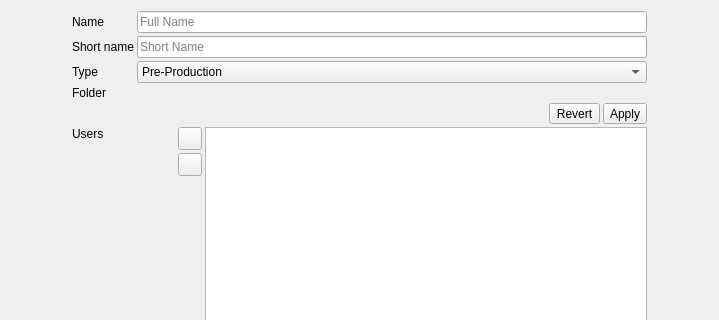
Above: src/stepeditwidget.ui from RxLaboratory/Ramses-Client before the change; both pictures show x 0 to 719 and y 0 to 320 of the 719 by 692 pixel window. Below: the same form after it.
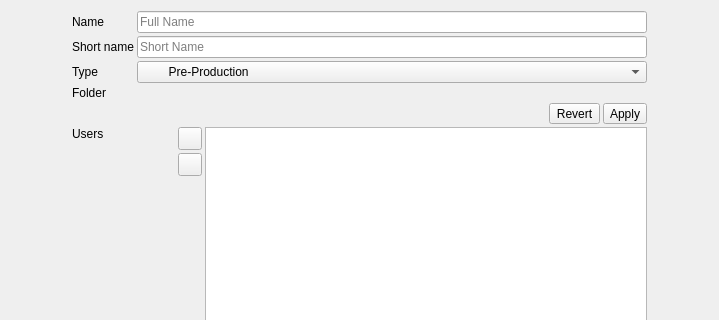
That is the form after the change. Icons and pictures are not drawn.

The edit to the form file:
```diff
--- a/src/stepeditwidget.ui
+++ b/src/stepeditwidget.ui
@@ -57,7 +57,7 @@
         <widget class="QComboBox" name="typeBox">
          <item>
           <property name="text">
-           <string>Pre-Production</string>
+           <string>        Pre-Production</string>
           </property>
           <property name="icon">
            <iconset resource="resources.qrc">
```
Left out of the diff: 6 changed lines with no effect on the pictures.
